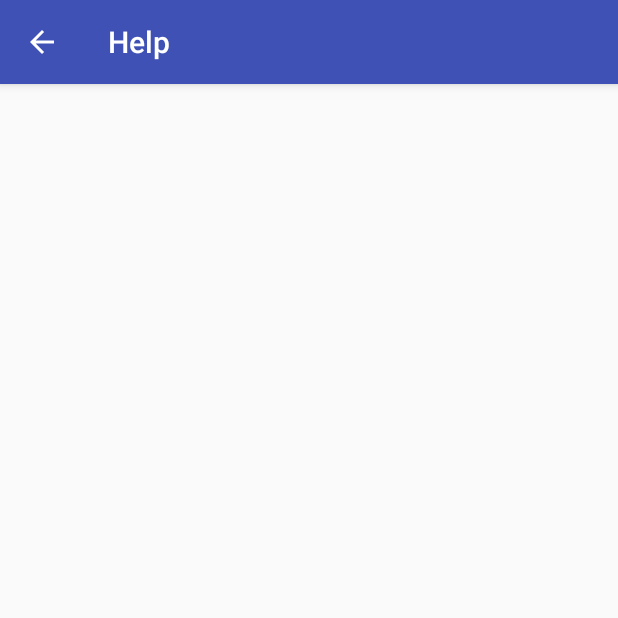
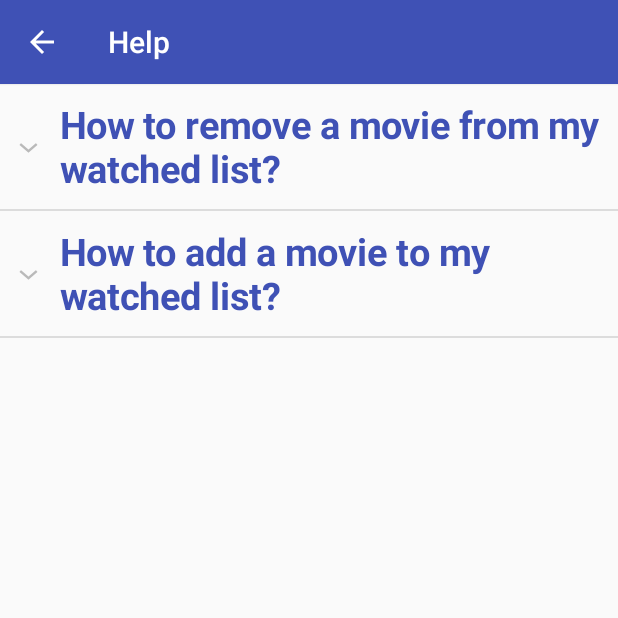
Before and after one commit to DudeStudienarbeitLMAO/TINF15B4-LSMF, an Android app: the HelpActivity screen opened directly, with no data from a screen before it, on a phone screen of 412 x 824 dp, the top half of it. Run offline under Robolectric (Android 15) with nearby library versions, the phone set to English and light mode, and no system bars.

Commit message:
Added List view to help screen

```diff
--- /dev/null
+++ b/app/src/main/java/com/example/fabian/tinf15b4_lsmf/ExpandableListDataDump.java
@@ -0,0 +1,25 @@
+package com.example.fabian.tinf15b4_lsmf;
+
+/**
+ * Created by s.gerhardt on 30.05.2017.
+ */
+
+import java.util.ArrayList;
+import java.util.HashMap;
+import java.util.List;
+
+public class ExpandableListDataDump {
+    public static HashMap<String, List<String>> getData() {
+        HashMap<String, List<String>> expandableListDetail = new HashMap<String, List<String>>();
+
+        List<String> howAddMovie = new ArrayList<String>();
+        howAddMovie.add("Click on movie and click the greyed out star");
+
+        List<String> howRemoveMovie = new ArrayList<String>();
+        howRemoveMovie.add("Click on movie and click the lightend star");
+
+        expandableListDetail.put("How to add a movie to my watched list?", howAddMovie);
+        expandableListDetail.put("How to remove a movie from my watched list?", howRemoveMovie);
+        return expandableListDetail;
+    }
+}
--- a/app/src/main/java/com/example/fabian/tinf15b4_lsmf/activities/AddMovieActivity.java
+++ b/app/src/main/java/com/example/fabian/tinf15b4_lsmf/activities/AddMovieActivity.java
@@ -50,7 +50,7 @@ public class AddMovieActivity extends AppCompatActivity {
         final ListView queryList = (ListView) findViewById(R.id.queryListView);
 
 
-        final MovieListAdapter adapter = new MovieListAdapter(getApplicationContext(), R.layout.listviewrow);
+        final MovieListAdapter adapter = new MovieListAdapter(getApplicationContext(), R.layout.movie_list_view_row);
 
         queryList.setOnItemClickListener(new AdapterView.OnItemClickListener() {
             @Override
--- a/app/src/main/java/com/example/fabian/tinf15b4_lsmf/activities/HelpActivity.java
+++ b/app/src/main/java/com/example/fabian/tinf15b4_lsmf/activities/HelpActivity.java
@@ -1,30 +1,86 @@
 package com.example.fabian.tinf15b4_lsmf.activities;
 
+
+import android.support.v7.app.AppCompatActivity;
 import android.os.Bundle;
+import android.view.View;
+import android.widget.ExpandableListAdapter;
+import android.widget.ExpandableListView;
+import android.widget.Toast;
+import java.util.ArrayList;
+import java.util.HashMap;
+import java.util.List;
 import android.support.v7.app.ActionBar;
-import android.support.v7.app.AppCompatActivity;
 import android.support.v7.widget.Toolbar;
 import android.view.MenuItem;
 
+import com.example.fabian.tinf15b4_lsmf.ExpandableListDataDump;
 import com.example.fabian.tinf15b4_lsmf.R;
+import com.example.fabian.tinf15b4_lsmf.adapters.HelpListAdapter;
 
 public class HelpActivity extends AppCompatActivity {
 
+    ExpandableListView expandableListView;
+    ExpandableListAdapter expandableListAdapter;
+    List<String> expandableListTitle;
+    HashMap<String, List<String>> expandableListDetail;
 
     @Override
     protected void onCreate(Bundle savedInstanceState) {
         super.onCreate(savedInstanceState);
         setContentView(R.layout.activity_help);
+
         Toolbar toolbar = (Toolbar) findViewById(R.id.toolbarHelp);
         setSupportActionBar(toolbar);
-        //t
+
         ActionBar actionBar = getSupportActionBar();
         if (actionBar != null) {
             actionBar.setDisplayHomeAsUpEnabled(true);
             actionBar.setHomeButtonEnabled(true);
         }
+
+        expandableListView = (ExpandableListView) findViewById(R.id.listHelp);
+        expandableListDetail = ExpandableListDataDump.getData();
+        expandableListTitle = new ArrayList<String>(expandableListDetail.keySet());
+        expandableListAdapter = new HelpListAdapter(this, expandableListTitle, expandableListDetail);
+        expandableListView.setAdapter(expandableListAdapter);
+        expandableListView.setOnGroupExpandListener(new ExpandableListView.OnGroupExpandListener() {
+
+            @Override
+            public void onGroupExpand(int groupPosition) {
+                Toast.makeText(getApplicationContext(),
+                        expandableListTitle.get(groupPosition) + " List Expanded.",
+                        Toast.LENGTH_SHORT).show();
+            }
+        });
+
+        expandableListView.setOnGroupCollapseListener(new ExpandableListView.OnGroupCollapseListener() {
+
+            @Override
+            public void onGroupCollapse(int groupPosition) {
+                Toast.makeText(getApplicationContext(),
+                        expandableListTitle.get(groupPosition) + " List Collapsed.",
+                        Toast.LENGTH_SHORT).show();
+
+            }
+        });
+
+        expandableListView.setOnChildClickListener(new ExpandableListView.OnChildClickListener() {
+            @Override
+            public boolean onChildClick(ExpandableListView parent, View v,
+                                        int groupPosition, int childPosition, long id) {
+                Toast.makeText(
+                        getApplicationContext(),
+                        expandableListTitle.get(groupPosition)
+                                + " -> "
+                                + expandableListDetail.get(
+                                expandableListTitle.get(groupPosition)).get(
+                                childPosition), Toast.LENGTH_SHORT
+                ).show();
+                return false;
+            }
+        });
     }
-
 
     @Override
     public boolean onOptionsItemSelected(MenuItem item) {
--- /dev/null
+++ b/app/src/main/java/com/example/fabian/tinf15b4_lsmf/adapters/HelpListAdapter.java
@@ -0,0 +1,106 @@
+package com.example.fabian.tinf15b4_lsmf.adapters;
+
+/**
+ * Created by s.gerhardt on 30.05.2017.
+ */
+
+import java.util.HashMap;
+import java.util.List;
+import android.content.Context;
+import android.graphics.Typeface;
+import android.view.LayoutInflater;
+import android.view.View;
+import android.view.ViewGroup;
+import android.widget.BaseExpandableListAdapter;
+import android.widget.TextView;
+
+import com.example.fabian.tinf15b4_lsmf.R;
+
+public class HelpListAdapter extends BaseExpandableListAdapter {
+
+    private Context context;
+    private List<String> expandableListTitle;
+    private HashMap<String, List<String>> expandableListDetail;
+
+    public HelpListAdapter(Context context, List<String> expandableListTitle,
+                                       HashMap<String, List<String>> expandableListDetail) {
+        this.context = context;
+        this.expandableListTitle = expandableListTitle;
+        this.expandableListDetail = expandableListDetail;
+    }
+
+    @Override
+    public Object getChild(int listPosition, int expandedListPosition) {
+        return this.expandableListDetail.get(this.expandableListTitle.get(listPosition))
+                .get(expandedListPosition);
+    }
+
+    @Override
+    public long getChildId(int listPosition, int expandedListPosition) {
+        return expandedListPosition;
+    }
+
+    @Override
+    public View getChildView(int listPosition, final int expandedListPosition,
+                             boolean isLastChild, View convertView, ViewGroup parent) {
+        final String expandedListText = (String) getChild(listPosition, expandedListPosition);
+        if (convertView == null) {
+            LayoutInflater layoutInflater = (LayoutInflater) this.context
+                    .getSystemService(Context.LAYOUT_INFLATER_SERVICE);
+            convertView = layoutInflater.inflate(R.layout.help_list_view_row, null);
+        }
+        TextView expandedListTextView = (TextView) convertView
+                .findViewById(R.id.expandedListItem);
+        expandedListTextView.setText(expandedListText);
+        expandedListTextView.setTextSize(20.0f);
+        return convertView;
+    }
+
+    @Override
+    public int getChildrenCount(int listPosition) {
+        return this.expandableListDetail.get(this.expandableListTitle.get(listPosition))
+                .size();
+    }
+
+    @Override
+    public Object getGroup(int listPosition) {
+        return this.expandableListTitle.get(listPosition);
+    }
+
+    @Override
+    public int getGroupCount() {
+        return this.expandableListTitle.size();
+    }
+
+    @Override
+    public long getGroupId(int listPosition) {
+        return listPosition;
+    }
+
+    @Override
+    public View getGroupView(int listPosition, boolean isExpanded,
+                             View convertView, ViewGroup parent) {
+        String listTitle = (String) getGroup(listPosition);
+        if (convertView == null) {
+            LayoutInflater layoutInflater = (LayoutInflater) this.context.
+                    getSystemService(Context.LAYOUT_INFLATER_SERVICE);
+            convertView = layoutInflater.inflate(R.layout.help_list_view_group, null);
+        }
+        TextView listTitleTextView = (TextView) convertView
+                .findViewById(R.id.listTitle);
+        listTitleTextView.setTypeface(null, Typeface.BOLD);
+        listTitleTextView.setText(listTitle);
+        listTitleTextView.setTextSize(25.0f);
+        return convertView;
+    }
+
+    @Override
+    public boolean hasStableIds() {
+        return false;
+    }
+
+    @Override
+    public boolean isChildSelectable(int listPosition, int expandedListPosition) {
+        return true;
+    }
+}
--- a/app/src/main/java/com/example/fabian/tinf15b4_lsmf/adapters/MovieListAdapter.java
+++ b/app/src/main/java/com/example/fabian/tinf15b4_lsmf/adapters/MovieListAdapter.java
@@ -118,7 +118,7 @@ public class MovieListAdapter extends ArrayAdapter {
         DataHandler handler;
         if (convertView == null) {
             LayoutInflater inflater = (LayoutInflater) context.getSystemService(Context.LAYOUT_INFLATER_SERVICE);
-            row = inflater.inflate(R.layout.listviewrow, parent, false);
+            row = inflater.inflate(R.layout.movie_list_view_row, parent, false);
             handler = new DataHandler();
             handler.movieImage = (ImageView) row.findViewById(R.id.movieImage);
             handler.movieGenre = (TextView) row.findViewById(R.id.movieGenre);
--- a/app/src/main/java/com/example/fabian/tinf15b4_lsmf/fragments/Fragment_Recommended.java
+++ b/app/src/main/java/com/example/fabian/tinf15b4_lsmf/fragments/Fragment_Recommended.java
@@ -67,7 +67,7 @@ public class Fragment_Recommended extends Fragment implements MovieLikesChangedL
 
         recommendedList = (ListView) rootView.findViewById(R.id.recommendedListView);
 
-        adapter = new MovieListAdapter(getActivity().getApplicationContext(), R.layout.listviewrow);
+        adapter = new MovieListAdapter(getActivity().getApplicationContext(), R.layout.movie_list_view_row);
 
 
         recommendedList.setOnItemClickListener(new AdapterView.OnItemClickListener() {
--- a/app/src/main/java/com/example/fabian/tinf15b4_lsmf/fragments/Fragment_Viewed.java
+++ b/app/src/main/java/com/example/fabian/tinf15b4_lsmf/fragments/Fragment_Viewed.java
@@ -66,7 +66,7 @@ public class Fragment_Viewed extends Fragment implements MovieLikesChangedListen
 
         likedMoviesList = (ListView) rootView.findViewById(R.id.likedListView);
 
-        adapter = new MovieListAdapter(getActivity().getApplicationContext(), R.layout.listviewrow);
+        adapter = new MovieListAdapter(getActivity().getApplicationContext(), R.layout.movie_list_view_row);
 
 
         likedMoviesList.setOnItemClickListener(new AdapterView.OnItemClickListener() {
--- a/app/src/main/res/layout/activity_help.xml
+++ b/app/src/main/res/layout/activity_help.xml
@@ -9,20 +9,27 @@ android:fitsSystemWindows="true"
     tools:context="com.example.fabian.tinf15b4_lsmf.activities.HelpActivity">
 
 
-    <android.support.design.widget.AppBarLayout
+    <LinearLayout
         android:layout_width="match_parent"
-        android:layout_height="wrap_content"
-        android:theme="@style/AppTheme.AppBarOverlay">
+        android:layout_height="match_parent"
+        android:orientation="vertical">
 
         <android.support.v7.widget.Toolbar
             android:id="@+id/toolbarHelp"
             android:layout_width="match_parent"
             android:layout_height="wrap_content"
             android:background="?attr/colorPrimary"
-            app:popupTheme="@style/AppTheme.PopupOverlay"
-            android:elevation="1dp" />
+            android:theme="@style/AppTheme.AppBarOverlay"
+            android:titleTextColor="?attr/colorPrimary"
+            android:elevation="1dp"
+            app:popupTheme="@style/AppTheme.PopupOverlay" />
 
-    </android.support.design.widget.AppBarLayout>
+        <ExpandableListView
+            android:layout_width="match_parent"
+            android:layout_height="match_parent"
+            android:id="@+id/listHelp"/>
+
+    </LinearLayout>
 
 
 </android.support.design.widget.CoordinatorLayout>
--- /dev/null
+++ b/app/src/main/res/layout/help_list_view_group.xml
@@ -0,0 +1,14 @@
+<?xml version="1.0" encoding="utf-8"?>
+
+<LinearLayout xmlns:android="http://schemas.android.com/apk/res/android"
+    android:orientation="vertical" android:layout_width="match_parent"
+    android:layout_height="match_parent">
+    <TextView
+        android:id="@+id/listTitle"
+        android:layout_width="fill_parent"
+        android:layout_height="wrap_content"
+        android:paddingLeft="?android:attr/expandableListPreferredItemPaddingLeft"
+        android:textColor="?attr/colorPrimary"
+        android:paddingTop="10dp"
+        android:paddingBottom="10dp" />
+</LinearLayout>
```
Also changed, not shown: app/src/main/res/layout/help_list_view_row.xml (added, +13 -0 lines), app/src/main/res/layout/movie_list_view_row.xml (renamed from app/src/main/res/layout/listviewrow.xml). Lines whose indentation alone changed are shown as unchanged.
